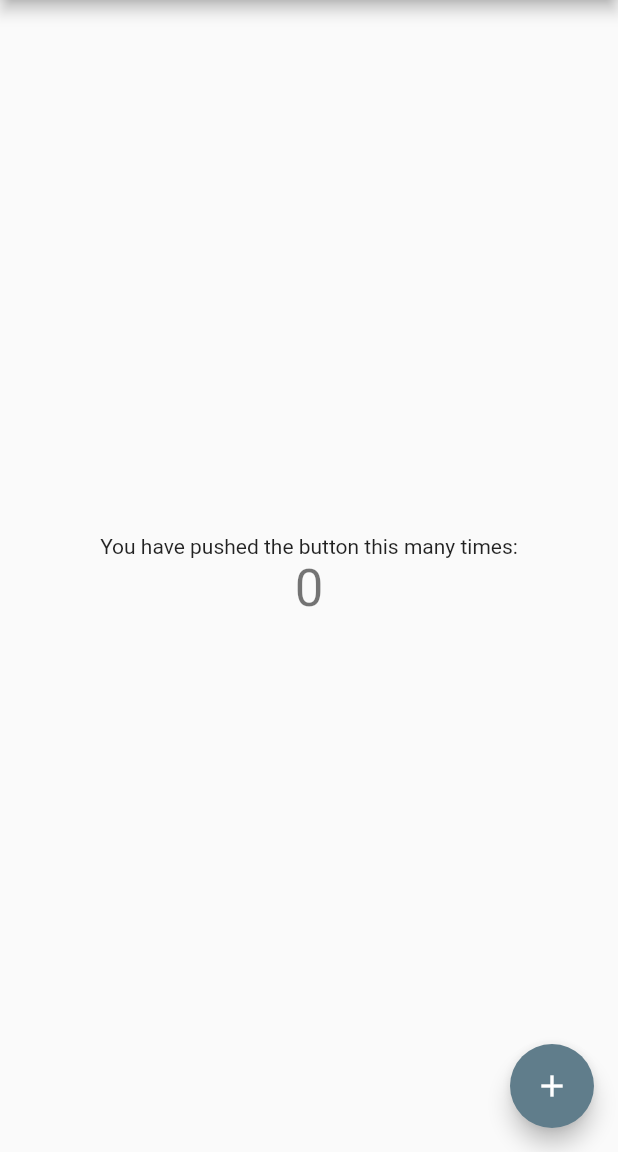
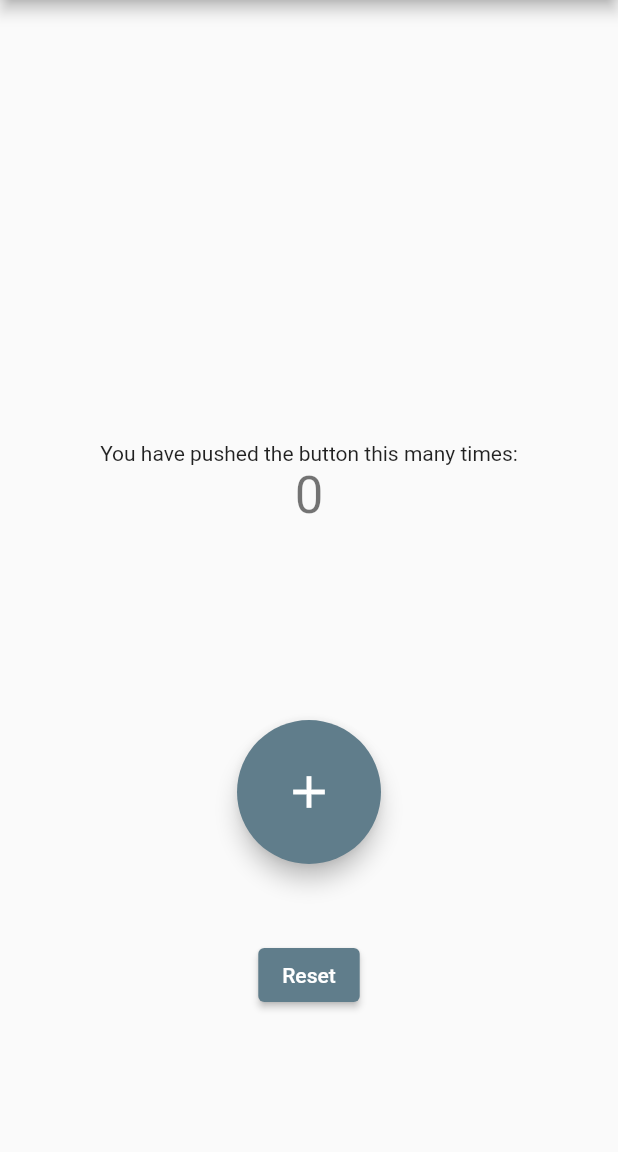
Before and after one commit to DimitrovKris/flutter-demo-app, a Flutter app: the screen it shows after launch, on a phone screen of 412 x 824 dp, the part 84-1236 px from its top. Run offline on Flutter 3.47's test engine with Material 2 defaults, Android fonts, the phone set to English and light mode, and no system bars.

```diff
--- a/lib/main.dart
+++ b/lib/main.dart
@@ -61,6 +61,12 @@ class _MyHomePageState extends State<MyHomePage> {
     });
   }
 
+  void _resetCounter() {
+    setState(() {
+      _counter = 0;
+    });
+  }
+
   @override
   Widget build(BuildContext context) {
     // This method is rerun every time setState is called, for instance as done
@@ -95,6 +101,7 @@ class _MyHomePageState extends State<MyHomePage> {
           // horizontal).
           mainAxisAlignment: MainAxisAlignment.center,
           children: <Widget>[
+            Container(height: 200, color: Colors.transparent),
             const Text(
               'You have pushed the button this many times:',
             ),
@@ -102,14 +109,17 @@ class _MyHomePageState extends State<MyHomePage> {
               '$_counter',
               style: Theme.of(context).textTheme.headline4,
             ),
+            Container(height: 130, color: Colors.transparent),
+            FloatingActionButton.large(
+                onPressed: _incrementCounter,
+                tooltip: 'Increment',
+                child: const Icon(Icons.add)),
+            Container(height: 50, color: Colors.transparent),
+            ElevatedButton(
+                onPressed: _resetCounter, child: const Text('Reset')),
           ],
         ),
       ),
-      floatingActionButton: FloatingActionButton(
-        onPressed: _incrementCounter,
-        tooltip: 'Increment',
-        child: const Icon(Icons.add),
-      ), // This trailing comma makes auto-formatting nicer for build methods.
     );
   }
 }
```
Also changed, not shown: release_notes.txt (+4 -4 lines), 1 other file.
